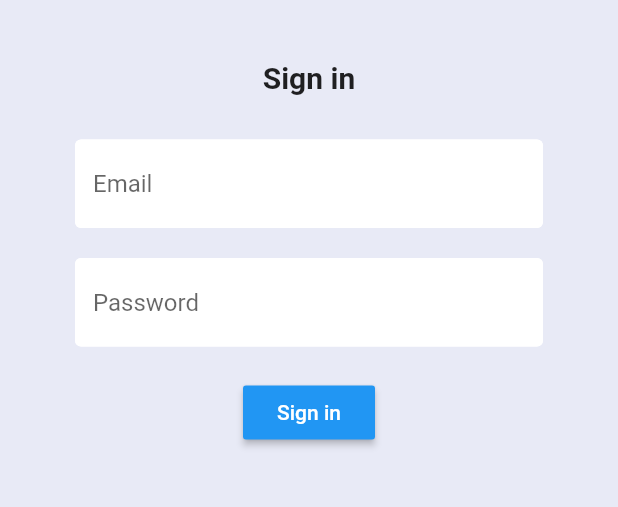
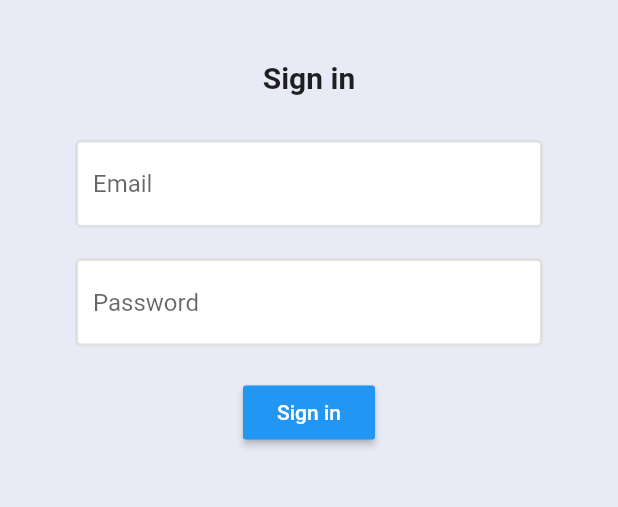
Before and after one commit to ByromJomaa/Family_Shopping_List, a Flutter app: the screen it shows after launch, on a phone screen of 412 x 824 dp, the part 105-612 px from its top. Run offline on Flutter 3.47's test engine with Material 2 defaults, Android fonts, the phone set to English and light mode, and no system bars; our stand-ins replace cloud_firestore, firebase_auth, flutter_spinkit; accounts and stored records are empty.

Commit message:
Make Visual Changes to Settings Form & Add Shopping List Input Text Field

```diff
--- a/family_shopping_list/lib/screens/home/home.dart
+++ b/family_shopping_list/lib/screens/home/home.dart
@@ -16,6 +16,12 @@ class Home extends StatelessWidget {
     void _showSettingsPanel() {
       showModalBottomSheet(
         context: context,
+        enableDrag: true,
+        isDismissible: true,
+        isScrollControlled: true,
+        shape: RoundedRectangleBorder(
+          borderRadius: BorderRadius.vertical(top: Radius.circular(5.0)),
+        ),
         builder: (context) {
           return Container(
             padding: EdgeInsets.symmetric(vertical: 20.0, horizontal: 60.0),
--- a/family_shopping_list/lib/services/auth.dart
+++ b/family_shopping_list/lib/services/auth.dart
@@ -53,7 +53,7 @@ class AuthService {
       FirebaseUser user = result.user;
 
       // Create a new document for the user with the uid.
-      await DatabaseService(uid: user.uid).updateUserData('Your Name', 'Empty');
+      await DatabaseService(uid: user.uid).updateUserData('Your Name', '');
 
       return _userFromFirebaseUser(user);
     } catch (e) {
--- a/family_shopping_list/lib/shared/constants.dart
+++ b/family_shopping_list/lib/shared/constants.dart
@@ -1,12 +1,12 @@
 import 'package:flutter/material.dart';
 
-const textInputDecoration = InputDecoration(
+InputDecoration textInputDecoration = InputDecoration(
   fillColor: Colors.white,
   filled: true,
   enabledBorder: OutlineInputBorder(
-    borderSide: BorderSide(color: Colors.white, width: 2.0),
+    borderSide: BorderSide(color: Colors.black12, width: 2.0),
   ),
   focusedBorder: OutlineInputBorder(
-    borderSide: BorderSide(color: Colors.pink, width: 2.0),
+    borderSide: BorderSide(color: Colors.blue[700], width: 2.0),
   ),
 );
```
Also changed, not shown: family_shopping_list/lib/screens/home/settings_form.dart (+27 -5 lines).
